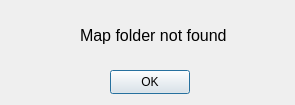
Qt form errormessage.ui (Azuyah/Map-Tool) before a commit.
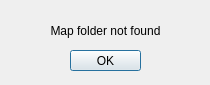
The same form after that commit.

The edit to the form file:
```diff
--- a/errormessage.ui
+++ b/errormessage.ui
@@ -6,8 +6,8 @@
    <rect>
     <x>0</x>
     <y>0</y>
-    <width>295</width>
-    <height>105</height>
+    <width>210</width>
+    <height>85</height>
    </rect>
   </property>
   <property name="maximumSize">
@@ -22,10 +22,10 @@
   <widget class="QPushButton" name="pushButton">
    <property name="geometry">
     <rect>
-     <x>110</x>
-     <y>70</y>
-     <width>80</width>
-     <height>24</height>
+     <x>70</x>
+     <y>50</y>
+     <width>71</width>
+     <height>21</height>
     </rect>
    </property>
    <property name="text">
@@ -35,10 +35,10 @@
   <widget class="QLabel" name="label">
    <property name="geometry">
     <rect>
-     <x>80</x>
-     <y>10</y>
-     <width>191</width>
-     <height>51</height>
+     <x>0</x>
+     <y>20</y>
+     <width>211</width>
+     <height>21</height>
     </rect>
    </property>
    <property name="maximumSize">
@@ -50,12 +50,15 @@
    <property name="font">
     <font>
      <family>Arial</family>
-     <pointsize>12</pointsize>
+     <pointsize>9</pointsize>
     </font>
    </property>
    <property name="text">
     <string>Map folder not found</string>
    </property>
+   <property name="alignment">
+    <set>Qt::AlignCenter</set>
+   </property>
   </widget>
  </widget>
  <resources/>
```
